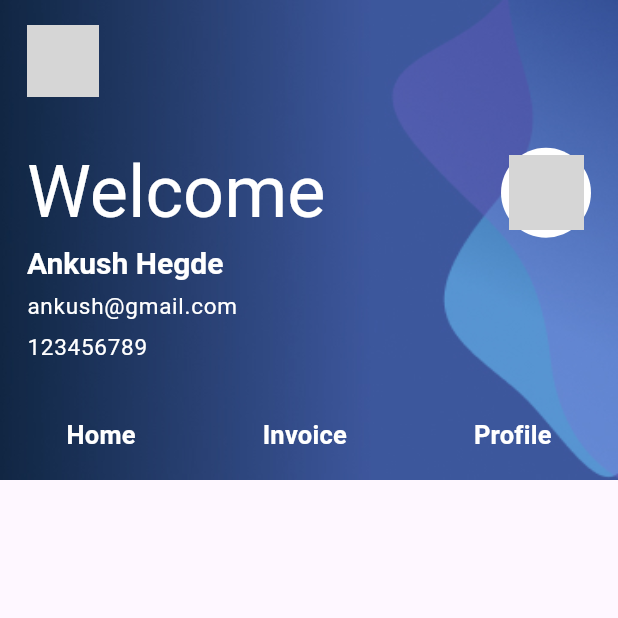
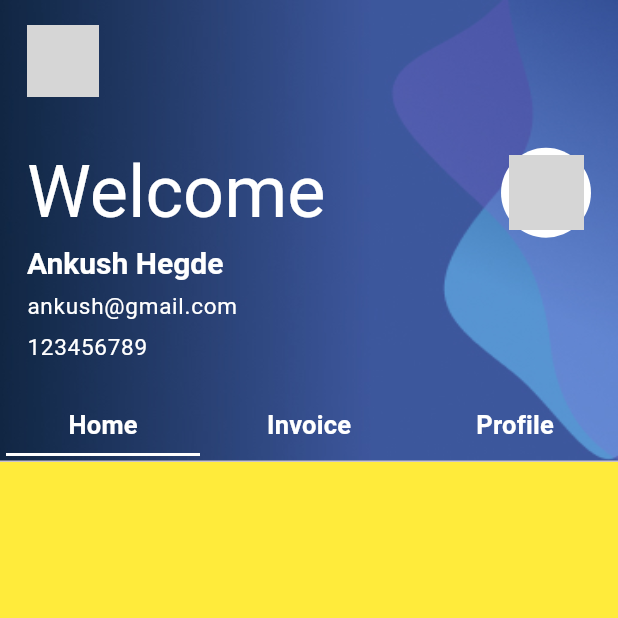
Before and after one commit to Broadway-Communications/Flutter-Application, a Flutter app: the screen it shows after launch, on a phone screen of 412 x 824 dp, the top half of it. Run offline on Flutter 3.47's test engine with Material 2 defaults, Android fonts, the phone set to English and light mode, and no system bars; our stand-ins replace auto_route, device_preview; network calls fail; grey boxes are pictures that could not be loaded.

Commit message:
WIP: added tabs and navigation of tabs

```diff
--- a/lib/app/myapp.dart
+++ /dev/null
@@ -1,17 +0,0 @@
-import 'package:flutter/material.dart';
-import 'package:unicorn/app/views/hompage.dart';
-
-class MyApp extends StatelessWidget {
-  const MyApp({Key? key}) : super(key: key);
-
-  static const String _title = 'Unicorn';
-
-  @override
-// Using Homepage widget here instead of MyHomePage widget directly
-  Widget build(BuildContext context) {
-    return const MaterialApp(
-      title: _title,
-      home: HomePage(),
-    );
-  }
-}
--- a/lib/app/router.dart
+++ b/lib/app/router.dart
@@ -1,11 +1,19 @@
 import 'package:auto_route/auto_route.dart';
-import 'package:unicorn/app/views/hompage.dart';
+import 'package:unicorn/app/views/home_page.dart';
 import 'package:unicorn/app/views/invoice_page.dart';
 import 'package:unicorn/app/views/profile_page.dart';
+import 'package:unicorn/app/views/app.dart';
 part 'router.gr.dart';
 
 @AutoRouterConfig()
 class AppRouter extends _$AppRouter {
+  static List<AutoRoute>? route;
   @override
-  List<AutoRoute> get routes => [AutoRoute(page: HomeRoute.page, path: '/homePage',initial: true),AutoRoute(page: InvoiceRoute.page,path: '/invoicePage')];
+  List<AutoRoute> get routes => [
+        AutoRoute(page: InitialRoute.page, path: '/', initial: true, children: [
+          AutoRoute(page: HomeRoute.page, path: 'homePage'),
+          AutoRoute(page: InvoiceRoute.page, path: 'invoicePage'),
+          AutoRoute(page: ProfileRoute.page, path: 'profilePage')
+        ]),
+      ];
 }
--- /dev/null
+++ b/lib/app/views/app.dart
@@ -0,0 +1,201 @@
+import 'package:auto_route/auto_route.dart';
+import 'package:flutter/gestures.dart';
+import 'package:flutter/material.dart';
+import 'package:unicorn/app/router.dart';
+
+@RoutePage()
+class InitialPage extends StatefulWidget {
+  const InitialPage({super.key});
+
+  @override
+  State<InitialPage> createState() => _InitialPageState();
+}
+
+class _InitialPageState extends State<InitialPage>
+    with TickerProviderStateMixin {
+  late TabController controller;
+
+  @override
+  void initState() {
+    controller = TabController(initialIndex: 0, length: 3, vsync: this);
+    super.initState();
+  }
+
+  @override
+  Widget build(BuildContext context) {
+    final size = MediaQuery.of(context).size;
+
+    return AutoTabsRouter.tabBar(
+      routes: [
+        HomeRoute(),
+        InvoiceRoute(),
+        ProfileRoute(),
+      ],
+      builder: (context, child, controller) {
+        final tabsRouter = AutoTabsRouter.of(context);
+        return Scaffold(
+          appBar: AppBar(
+            backgroundColor: Theme.of(context).colorScheme.inversePrimary,
+            toolbarHeight: 260,
+            title: title(context),
+            bottom: TabBar(
+              controller: controller,
+              tabs: [
+                Tab(
+                  child: Padding(
+                    padding: const EdgeInsets.all(2),
+                    child: Text(
+                      "Home",
+                      style: Theme.of(context).textTheme.titleMedium!.copyWith(
+                          color: Colors.white,
+                          fontWeight: FontWeight.bold,
+                          fontSize: 17),
+                    ),
+                  ),
+                ),
+                Tab(
+                  child: Padding(
+                    padding: const EdgeInsets.all(2),
+                    child: Text(
+                      "Invoice",
+                      style: Theme.of(context).textTheme.titleMedium!.copyWith(
+                          color: Colors.white,
+                          fontWeight: FontWeight.bold,
+                          fontSize: 17),
+                    ),
+                  ),
+                ),
+                Tab(
+                  child: Padding(
+                    padding: const EdgeInsets.all(2),
+                    child: Text(
+                      "Profile",
+                      style: Theme.of(context).textTheme.titleMedium!.copyWith(
+                          color: Colors.white,
+                          fontWeight: FontWeight.bold,
+                          fontSize: 17),
+                    ),
+                  ),
+                ),
+              ],
+              onTap: (index) {
+                tabsRouter.setActiveIndex(index);
+              },
+              indicatorColor: Colors.white,
+              indicatorSize: TabBarIndicatorSize.tab,
+              indicatorPadding: EdgeInsets.all(4),
+            ),
+            centerTitle: false,
+            flexibleSpace: Container(
+              decoration: const BoxDecoration(
+                image: DecorationImage(
+                    image: AssetImage('assets/appbar.jpg'), fit: BoxFit.fill),
+              ),
+            ),
+          ),
+          body: GestureDetector(
+              child: child,
+              onHorizontalDragEnd: (details) {
+                if (details.primaryVelocity! > 0) {
+                  controller.animateTo(controller.index - 1);
+                } else if (details.primaryVelocity! < 0) {
+                  controller.animateTo(controller.index + 1);
+                }
+              }),
+        );
+      },
+    );
+  }
+
+  Widget title(BuildContext context) {
+    return Column(
+      crossAxisAlignment: CrossAxisAlignment.start,
+      mainAxisAlignment: MainAxisAlignment.spaceAround,
+      children: [
+        Padding(
+          padding: const EdgeInsets.all(2.0),
+          child: Container(
+            decoration: const BoxDecoration(
+              borderRadius: BorderRadius.all(Radius.circular(120)),
+            ),
+            child: ClipOval(
+              child: Image.network(
+                'https://encrypted-tbn0.gstatic.com/images?q=tbn:ANd9GcRKWxIwmVa8QmOHFoD75qJuEJh4O6dVc7-utA&usqp=CAU',
+                height: 48,
+                width: 48,
+                fit: BoxFit.fill,
+              ),
+            ),
+          ),
+        ),
+        const SizedBox(
+          height: 30,
+        ),
+        Column(
+          mainAxisAlignment: MainAxisAlignment.spaceAround,
+          crossAxisAlignment: CrossAxisAlignment.start,
+          children: [
+            Padding(
+              padding: const EdgeInsets.all(2),
+              child: Row(
+                mainAxisAlignment: MainAxisAlignment.spaceBetween,
+                children: [
+                  Text(
+                    "Welcome",
+                    style: Theme.of(context)
+                        .textTheme
+                        .headlineLarge!
+                        .copyWith(color: Colors.white, fontSize: 48),
+                  ),
+                  CircleAvatar(
+                    radius: 30,
+                    backgroundColor: Colors.white,
+                    child: CircleAvatar(
+                      radius: 25,
+                      backgroundColor: Colors.white,
+                      backgroundImage: Image.network(
+                        'https://cdn.pixabay.com/photo/2015/10/05/22/37/blank-profile-picture-973460_960_720.png',
+                        height: 20,
+                        width: 20,
+                      ).image,
+                    ),
+                  )
+                ],
+              ),
+            ),
+            Padding(
+              padding: const EdgeInsets.all(2),
+              child: Text(
+                "Ankush Hegde",
+                style: Theme.of(context).textTheme.headlineSmall!.copyWith(
+                    color: Colors.white,
+                    fontSize: 20,
+                    fontWeight: FontWeight.bold),
+              ),
+            ),
+            Padding(
+              padding: const EdgeInsets.all(2),
+              child: Text(
+                "ankush@gmail.com",
+                style: Theme.of(context).textTheme.bodyLarge!.copyWith(
+                    color: Colors.white,
+                    fontSize: 15,
+                    fontWeight: FontWeight.normal),
+              ),
+            ),
+            Padding(
+              padding: const EdgeInsets.all(2),
+              child: Text(
+                "123456789",
+                style: Theme.of(context).textTheme.bodyLarge!.copyWith(
+                    color: Colors.white,
+                    fontSize: 15,
+                    fontWeight: FontWeight.normal),
+              ),
+            )
+          ],
+        ),
+      ],
+    );
+  }
+}
--- /dev/null
+++ b/lib/app/views/home_page.dart
@@ -0,0 +1,19 @@
+import 'package:auto_route/auto_route.dart';
+import 'package:flutter/material.dart';
+
+@RoutePage()
+class HomePage extends StatefulWidget {
+  const HomePage({super.key});
+
+  @override
+  State<HomePage> createState() => _HomePageState();
+}
+
+class _HomePageState extends State<HomePage> {
+  @override
+  Widget build(BuildContext context) {
+    return Container(
+      color: Colors.yellow,
+    );
+  }
+}
--- a/lib/app/views/hompage.dart
+++ /dev/null
@@ -1,177 +0,0 @@
-import 'package:auto_route/annotations.dart';
-import 'package:auto_route/auto_route.dart';
-import 'package:flutter/material.dart';
-
-@RoutePage()
-class HomePage extends StatefulWidget {
-  const HomePage({super.key});
-
-  @override
-  State<StatefulWidget> createState() => _HomePage();
-}
-
-class _HomePage extends State<HomePage> {
-  @override
-  Widget build(BuildContext context) {
-    final size = MediaQuery.of(context).size;
-    return Scaffold(
-      appBar: AppBar(
-        backgroundColor: Theme.of(context).colorScheme.inversePrimary,
-        toolbarHeight: 260,
-        title: title(context),
-        bottom: PreferredSize(
-            preferredSize: Size.fromHeight(60),
-            child: Container(
-              height: 60,
-              padding: EdgeInsets.all(2.0),
-              child: InkWell(
-                onTap: () => context.router.pushNamed("/invoicePage"),
-                child: Row(
-                  mainAxisAlignment: MainAxisAlignment.spaceAround,
-                  children: [
-                    Padding(
-                      padding: const EdgeInsets.all(2),
-                      child: Text(
-                        "Home",
-                        style: Theme.of(context)
-                            .textTheme
-                            .titleMedium!
-                            .copyWith(
-                                color: Colors.white,
-                                fontWeight: FontWeight.bold,
-                                fontSize: 17),
-                      ),
-                    ),
-                    Padding(
-                      padding: const EdgeInsets.all(2),
-                      child: Text(
-                        "Invoice",
-                        style: Theme.of(context)
-                            .textTheme
-                            .titleMedium!
-                            .copyWith(
-                                color: Colors.white,
-                                fontWeight: FontWeight.bold,
-                                fontSize: 17),
-                      ),
-                    ),
-                    Padding(
-                      padding: const EdgeInsets.all(2),
-                      child: Text(
-                        "Profile",
-                        style: Theme.of(context)
-                            .textTheme
-                            .titleMedium!
-                            .copyWith(
-                                color: Colors.white,
-                                fontWeight: FontWeight.bold,
-                                fontSize: 17),
-                      ),
-                    ),
-                  ],
-                ),
-              ),
-            )),
-        centerTitle: false,
-        flexibleSpace: Container(
-          decoration: const BoxDecoration(
-            image: DecorationImage(
-                image: AssetImage('assets/appbar.jpg'), fit: BoxFit.fill),
-          ),
-        ),
-      ),
-    );
-  }
-
-  Widget title(BuildContext context) {
-    return Column(
-      crossAxisAlignment: CrossAxisAlignment.start,
-      mainAxisAlignment: MainAxisAlignment.spaceAround,
-      children: [
-        Padding(
-          padding: const EdgeInsets.all(2.0),
-          child: Container(
-            decoration: const BoxDecoration(
-              borderRadius: BorderRadius.all(Radius.circular(120)),
-            ),
-            child: ClipOval(
-              child: Image.network(
-                'https://encrypted-tbn0.gstatic.com/images?q=tbn:ANd9GcRKWxIwmVa8QmOHFoD75qJuEJh4O6dVc7-utA&usqp=CAU',
-                height: 48,
-                width: 48,
-                fit: BoxFit.fill,
-              ),
-            ),
-          ),
-        ),
-        const SizedBox(
-          height: 30,
-        ),
-        Column(
-          mainAxisAlignment: MainAxisAlignment.spaceAround,
-          crossAxisAlignment: CrossAxisAlignment.start,
-          children: [
-            Padding(
-              padding: const EdgeInsets.all(2),
-              child: Row(
-                mainAxisAlignment: MainAxisAlignment.spaceBetween,
-                children: [
-                  Text(
-                    "Welcome",
-                    style: Theme.of(context)
-                        .textTheme
-                        .headlineLarge!
-                        .copyWith(color: Colors.white,fontSize: 48),
-                  ),
-                  CircleAvatar(
-                    radius: 30,
-                    backgroundColor: Colors.white,
-                    child: CircleAvatar(
-                      radius: 25,
-                      backgroundColor: Colors.white,
-                      backgroundImage: Image.network(
-                        'https://cdn.pixabay.com/photo/2015/10/05/22/37/blank-profile-picture-973460_960_720.png',
-                        height: 20,
-                        width: 20,
-                      ).image,
-                    ),
-                  )
-                ],
-              ),
-            ),
-            Padding(
-              padding: const EdgeInsets.all(2),
-              child: Text(
-                "Ankush Hegde",
-                style: Theme.of(context)
-                    .textTheme
-                    .headlineSmall!
-                    .copyWith(color: Colors.white,fontSize: 20,fontWeight: FontWeight.bold),
-              ),
-            ),
-            Padding(
-              padding: const EdgeInsets.all(2),
-              child: Text(
-                "ankush@gmail.com",
-                style: Theme.of(context)
-                    .textTheme
-                    .bodyLarge!
-                    .copyWith(color: Colors.white,fontSize: 15,fontWeight: FontWeight.normal),
-              ),
-            ),
-            Padding(
-              padding: const EdgeInsets.all(2),
-              child: Text(
-                "123456789",
-                style: Theme.of(context)
-                    .textTheme
-                    .bodyLarge!
-                    .copyWith(color: Colors.white,fontSize: 15,fontWeight: FontWeight.normal),
-              ),
-            )
-          ],
-        ),
-      ],
-    );
-  }
-}
--- a/lib/app/views/invoice_page.dart
+++ b/lib/app/views/invoice_page.dart
@@ -2,14 +2,14 @@ import 'package:auto_route/annotations.dart';
 import 'package:flutter/material.dart';
 
 @RoutePage()
-class invoicePage extends StatefulWidget {
-  const invoicePage({super.key});
+class InvoicePage extends StatefulWidget {
+  const InvoicePage({super.key});
 
   @override
-  State<invoicePage> createState() => _invoicePageState();
+  State<InvoicePage> createState() => _InvoicePageState();
 }
 
-class _invoicePageState extends State<invoicePage> {
+class _InvoicePageState extends State<InvoicePage> {
   @override
   Widget build(BuildContext context) {
     return Scaffold(
--- a/lib/app/views/profile_page.dart
+++ b/lib/app/views/profile_page.dart
@@ -0,0 +1,17 @@
+import 'package:auto_route/annotations.dart';
+import 'package:flutter/material.dart';
+
+@RoutePage()
+class ProfilePage extends StatefulWidget {
+  const ProfilePage({super.key});
+
+  @override
+  State<ProfilePage> createState() => _ProfilePageState();
+}
+
+class _ProfilePageState extends State<ProfilePage> {
+  @override
+  Widget build(BuildContext context) {
+    return const Placeholder();
+  }
+}
--- a/lib/main.dart
+++ b/lib/main.dart
@@ -2,7 +2,6 @@ import 'package:device_preview/device_preview.dart';
 import 'package:flutter/material.dart';
 import 'package:flutter/services.dart';
 import 'package:unicorn/app/router.dart';
-import 'package:unicorn/app/views/hompage.dart';
 
 void main() {
   // WidgetsFlutterBinding.ensureInitialized();
```
Also changed, not shown: lib/app/router.gr.dart, 5 other files.
